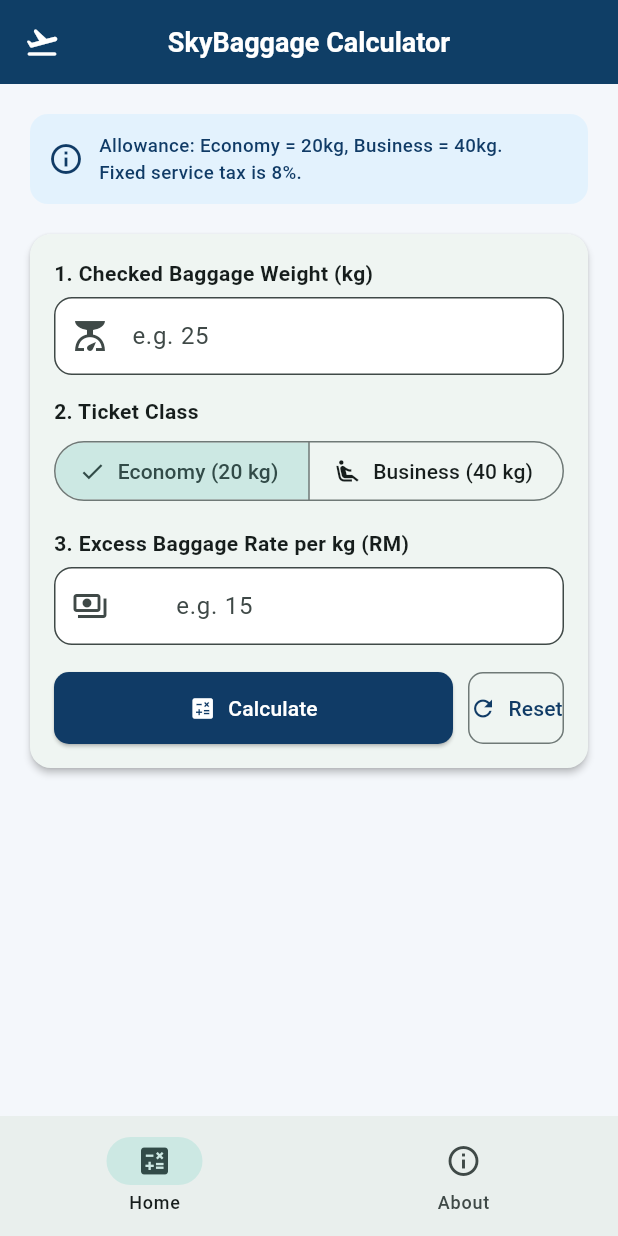
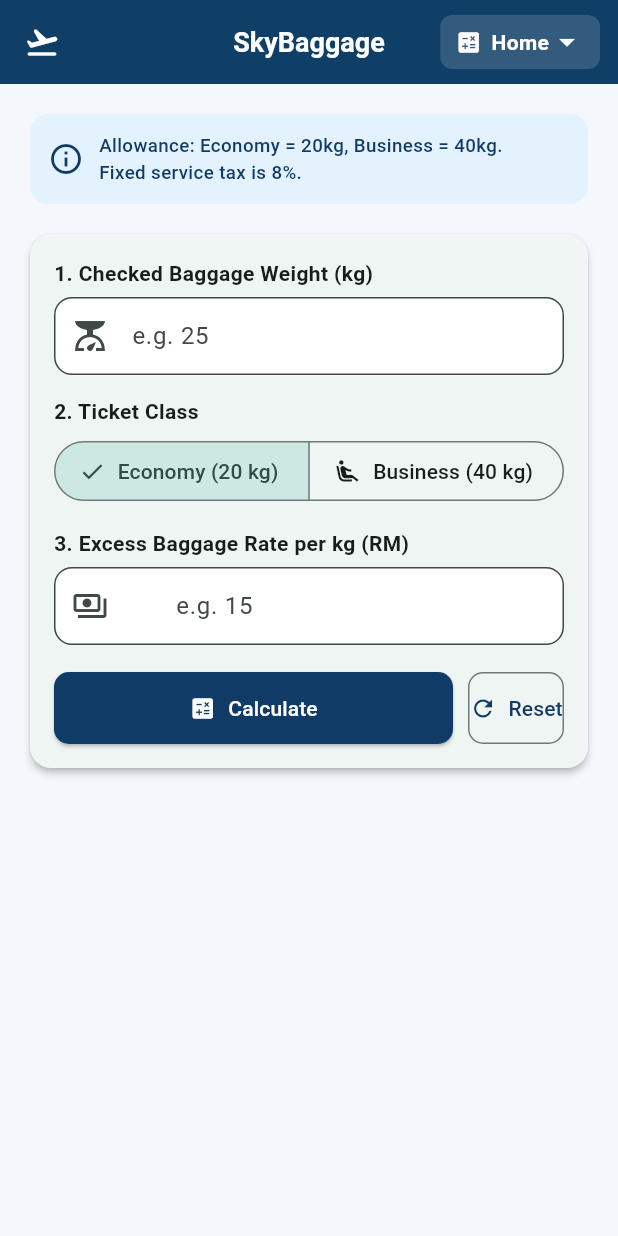
Before and after one commit to AzHaikal/ICT-602-INDIVIDUAL-ASSIGNMENT, a Flutter app: the screen it shows after launch, on a phone screen of 412 x 824 dp. Run offline on Flutter 3.47's test engine with Material 3 defaults, Android fonts, the phone set to English and light mode, and no system bars.

Commit message:
Replace bottom navigation bar with top appbar dropdown menu

```diff
--- a/lib/main.dart
+++ b/lib/main.dart
@@ -47,7 +47,7 @@ class BaggageApp extends StatelessWidget {
 }
 
 // -----------------------------------------------------------------------------
-// 2. NAVIGATION MENU (Home & About)
+// 2. NAVIGATION MENU (Dropdown: Home & About)
 // -----------------------------------------------------------------------------
 class MainNavigationShell extends StatefulWidget {
   const MainNavigationShell({super.key});
@@ -65,17 +65,55 @@ class _MainNavigationShellState extends State<MainNavigationShell> {
     return Scaffold(
       appBar: AppBar(
         leading: const Icon(Icons.flight_takeoff_rounded),
-        title: const Text('SkyBaggage Calculator', style: TextStyle(fontWeight: FontWeight.bold, fontSize: 18)),
+        title: const Text('SkyBaggage', style: TextStyle(fontWeight: FontWeight.bold, fontSize: 18)),
+        actions: [
+          // Dropdown Navigation Menu
+          PopupMenuButton<int>(
+            tooltip: 'Navigation Menu',
+            initialValue: _currentIndex,
+            onSelected: (index) => setState(() => _currentIndex = index),
+            itemBuilder: (context) => [
+              PopupMenuItem(
+                value: 0,
+                child: Row(
+                  children: [
+                    Icon(Icons.calculate, color: _currentIndex == 0 ? const Color(0xFF008F83) : const Color(0xFF103B66)),
+                    const SizedBox(width: 10),
+                    Text('Home', style: TextStyle(fontWeight: _currentIndex == 0 ? FontWeight.bold : FontWeight.normal)),
+                  ],
+                ),
+              ),
+              PopupMenuItem(
+                value: 1,
+                child: Row(
+                  children: [
+                    Icon(Icons.info, color: _currentIndex == 1 ? const Color(0xFF008F83) : const Color(0xFF103B66)),
+                    const SizedBox(width: 10),
+                    Text('About', style: TextStyle(fontWeight: _currentIndex == 1 ? FontWeight.bold : FontWeight.normal)),
+                  ],
+                ),
+              ),
+            ],
+            child: Container(
+              margin: const EdgeInsets.symmetric(vertical: 10, horizontal: 12),
+              padding: const EdgeInsets.symmetric(horizontal: 10, vertical: 6),
+              decoration: BoxDecoration(
+                color: Colors.white.withValues(alpha: 0.15),
+                borderRadius: BorderRadius.circular(8),
+              ),
+              child: Row(
+                children: [
+                  Icon(_currentIndex == 0 ? Icons.calculate : Icons.info, size: 18, color: Colors.white),
+                  const SizedBox(width: 6),
+                  Text(_currentIndex == 0 ? 'Home' : 'About', style: const TextStyle(color: Colors.white, fontWeight: FontWeight.bold, fontSize: 14)),
+                  const Icon(Icons.arrow_drop_down, color: Colors.white),
+                ],
+              ),
+            ),
+          ),
+        ],
       ),
       body: _pages[_currentIndex],
-      bottomNavigationBar: NavigationBar(
-        selectedIndex: _currentIndex,
-        onDestinationSelected: (index) => setState(() => _currentIndex = index),
-        destinations: const [
-          NavigationDestination(icon: Icon(Icons.calculate_outlined), selectedIcon: Icon(Icons.calculate), label: 'Home'),
-          NavigationDestination(icon: Icon(Icons.info_outline), selectedIcon: Icon(Icons.info), label: 'About'),
-        ],
-      ),
     );
   }
 }
```
